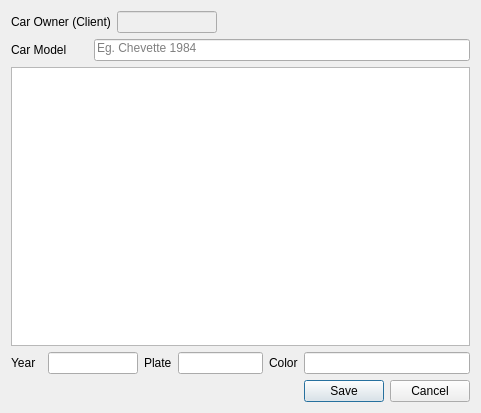
This is Client_Add_Car.ui in bedi1982/Oficina as Qt 5 draws it before an edit. The edited form follows.
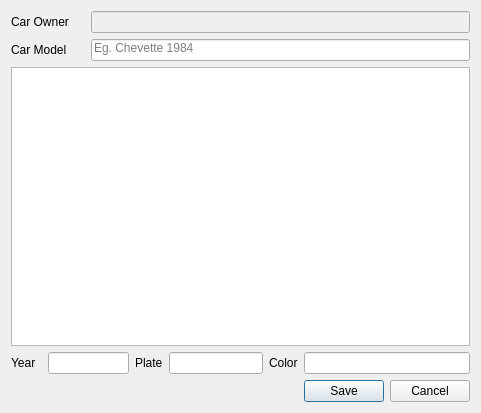
This is the edited form. Icons and pictures are not drawn.

Diff of the .ui file:
```diff
--- a/Client_Add_Car.ui
+++ b/Client_Add_Car.ui
@@ -25,13 +25,6 @@
      </property>
     </widget>
    </item>
-   <item row="0" column="4" colspan="3">
-    <widget class="QLineEdit" name="line_Client_Name">
-     <property name="enabled">
-      <bool>false</bool>
-     </property>
-    </widget>
-   </item>
    <item row="1" column="3" colspan="7">
     <widget class="QLineEdit" name="txt_Car_Model">
      <property name="inputMethodHints">
@@ -51,13 +44,6 @@
      </property>
     </widget>
    </item>
-   <item row="0" column="0" colspan="4">
-    <widget class="QLabel" name="lbl_Car_Owner">
-     <property name="text">
-      <string>Car Owner (Client)</string>
-     </property>
-    </widget>
-   </item>
    <item row="2" column="0" colspan="10">
     <widget class="QPlainTextEdit" name="txt_Full_Car_Description">
      <property name="tabChangesFocus">
@@ -144,6 +130,20 @@
      </property>
     </widget>
    </item>
+   <item row="0" column="0" colspan="3">
+    <widget class="QLabel" name="lbl_Car_Owner">
+     <property name="text">
+      <string>Car Owner</string>
+     </property>
+    </widget>
+   </item>
+   <item row="0" column="3" colspan="7">
+    <widget class="QLineEdit" name="line_Client_Name">
+     <property name="enabled">
+      <bool>false</bool>
+     </property>
+    </widget>
+   </item>
   </layout>
  </widget>
  <tabstops>
```
